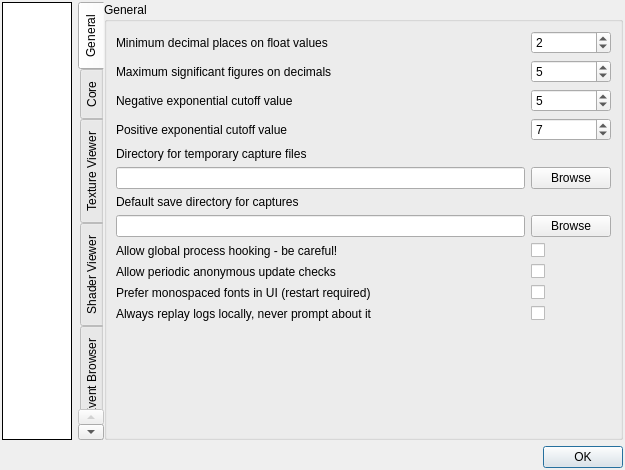
Qt form qrenderdoc/Windows/Dialogs/SettingsDialog.ui (baldurk/renderdoc) before a commit.
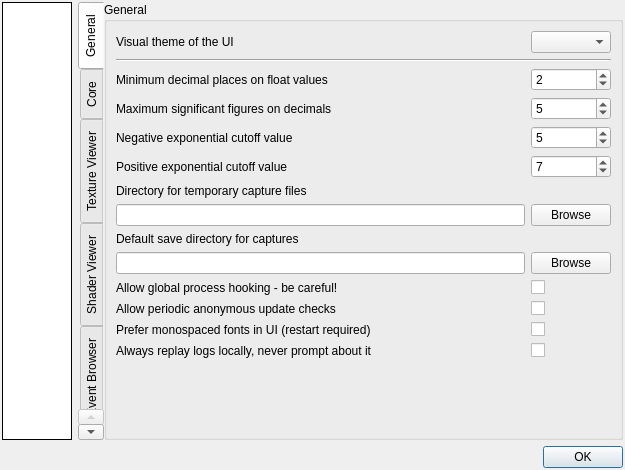
The same form after that commit. The open tabs and pages were chosen to show the change.

Commit message: Enable RDStyle by default, add style selection in the settings dialog

```diff
--- a/qrenderdoc/Windows/Dialogs/SettingsDialog.ui
+++ b/qrenderdoc/Windows/Dialogs/SettingsDialog.ui
@@ -89,7 +89,7 @@
           <string>General</string>
          </property>
          <layout class="QGridLayout" name="gridLayout_5">
-          <item row="3" column="0">
+          <item row="5" column="0">
            <widget class="QLabel" name="label_4">
             <property name="toolTip">
              <string>Any numbers larger than this exponent will be displayed in scientific notation.
@@ -100,7 +100,7 @@
             </property>
            </widget>
           </item>
-          <item row="10" column="0">
+          <item row="12" column="0">
            <widget class="QLabel" name="label_9">
             <property name="toolTip">
              <string>Wherever possible a monospaced font will be used instead of the default font</string>
@@ -110,7 +110,7 @@
             </property>
            </widget>
           </item>
-          <item row="0" column="1">
+          <item row="2" column="1">
            <widget class="QSpinBox" name="Formatter_MinFigures">
             <property name="toolTip">
              <string>Decimals will display at least this many digits.
@@ -121,7 +121,7 @@
             </property>
            </widget>
           </item>
-          <item row="6" column="0">
+          <item row="8" column="0">
            <widget class="QLabel" name="label_6">
             <property name="toolTip">
              <string>Changes the default directory for the save dialog when saving capture files.
@@ -133,7 +133,7 @@
             </property>
            </widget>
           </item>
-          <item row="2" column="0">
+          <item row="4" column="0">
            <widget class="QLabel" name="label_3">
             <property name="toolTip">
              <string>Any numbers smaller than this exponent will be displayed in scientific notation.
@@ -144,7 +144,7 @@
             </property>
            </widget>
           </item>
-          <item row="0" column="0">
+          <item row="2" column="0">
            <widget class="QLabel" name="label">
             <property name="toolTip">
              <string>Decimals will display at least this many digits.
@@ -155,7 +155,7 @@
             </property>
            </widget>
           </item>
-          <item row="8" column="0">
+          <item row="10" column="0">
            <widget class="QLabel" name="globalHookLabel">
             <property name="toolTip">
              <string>Enables functionality on the capture application window that will insert RenderDoc automatically
@@ -170,7 +170,7 @@
             </property>
            </widget>
           </item>
-          <item row="1" column="0">
+          <item row="3" column="0">
            <widget class="QLabel" name="label_2">
             <property name="toolTip">
              <string>No more significant figures than this will be displayed on floats.
@@ -181,7 +181,7 @@
             </property>
            </widget>
           </item>
-          <item row="9" column="0">
+          <item row="11" column="0">
            <widget class="QLabel" name="label_8">
             <property name="toolTip">
              <string>Allows RenderDoc to phone home to https://renderdoc.org to anonymously check for new versions.</string>
@@ -191,7 +191,7 @@
             </property>
            </widget>
           </item>
-          <item row="4" column="0">
+          <item row="6" column="0">
            <widget class="QLabel" name="label_5">
             <property name="toolTip">
              <string>Changes the directory where capture files are saved after being created, until saved manually or deleted.
@@ -203,7 +203,7 @@
             </property>
            </widget>
           </item>
-          <item row="2" column="1">
+          <item row="4" column="1">
            <widget class="QSpinBox" name="Formatter_NegExp">
             <property name="toolTip">
              <string>Any numbers smaller than this exponent will be displayed in scientific notation.
@@ -214,7 +214,7 @@
             </property>
            </widget>
           </item>
-          <item row="12" column="1">
+          <item row="14" column="1">
            <spacer name="verticalSpacer">
             <property name="orientation">
              <enum>Qt::Vertical</enum>
@@ -227,7 +227,7 @@
             </property>
            </spacer>
           </item>
-          <item row="5" column="0">
+          <item row="7" column="0">
            <widget class="QLineEdit" name="tempDirectory">
             <property name="toolTip">
              <string>Changes the directory where capture files are saved after being created, until saved manually or deleted.
@@ -236,19 +236,19 @@
             </property>
            </widget>
           </item>
-          <item row="5" column="1">
-           <widget class="QPushButton" name="browseTempCaptureDirectory">
-            <property name="toolTip">
-             <string>Changes the directory where capture files are saved after being created, until saved manually or deleted.
-
-Defaults to %TEMP%.</string>
-            </property>
-            <property name="text">
-             <string>Browse</string>
-            </property>
-           </widget>
-          </item>
           <item row="7" column="1">
+           <widget class="QPushButton" name="browseTempCaptureDirectory">
+            <property name="toolTip">
+             <string>Changes the directory where capture files are saved after being created, until saved manually or deleted.
+
+Defaults to %TEMP%.</string>
+            </property>
+            <property name="text">
+             <string>Browse</string>
+            </property>
+           </widget>
+          </item>
+          <item row="9" column="1">
            <widget class="QPushButton" name="browseSaveCaptureDirectory">
             <property name="toolTip">
              <string>Changes the default directory for the save dialog when saving capture files.
@@ -260,7 +260,7 @@
             </property>
            </widget>
           </item>
-          <item row="8" column="1">
+          <item row="10" column="1">
            <widget class="QCheckBox" name="AllowGlobalHook">
             <property name="toolTip">
              <string>Enables functionality on the capture application window that will insert RenderDoc automatically
@@ -275,7 +275,7 @@
             </property>
            </widget>
           </item>
-          <item row="9" column="1">
+          <item row="11" column="1">
            <widget class="QCheckBox" name="CheckUpdate_AllowChecks">
             <property name="toolTip">
              <string>Allows RenderDoc to phone home to https://renderdoc.org to anonymously check for new versions.</string>
@@ -285,7 +285,7 @@
             </property>
            </widget>
           </item>
-          <item row="10" column="1">
+          <item row="12" column="1">
            <widget class="QCheckBox" name="Font_PreferMonospaced">
             <property name="toolTip">
              <string>Wherever possible a monospaced font will be used instead of the default font</string>
@@ -295,7 +295,7 @@
             </property>
            </widget>
           </item>
-          <item row="1" column="1">
+          <item row="3" column="1">
            <widget class="QSpinBox" name="Formatter_MaxFigures">
             <property name="toolTip">
              <string>No more significant figures than this will be displayed on floats.
@@ -306,7 +306,7 @@
             </property>
            </widget>
           </item>
-          <item row="7" column="0">
+          <item row="9" column="0">
            <widget class="QLineEdit" name="saveDirectory">
             <property name="toolTip">
              <string>Changes the default directory for the save dialog when saving capture files.
@@ -315,7 +315,7 @@
             </property>
            </widget>
           </item>
-          <item row="3" column="1">
+          <item row="5" column="1">
            <widget class="QSpinBox" name="Formatter_PosExp">
             <property name="toolTip">
              <string>Any numbers larger than this exponent will be displayed in scientific notation.
@@ -329,7 +329,7 @@
             </property>
            </widget>
           </item>
-          <item row="11" column="0">
+          <item row="13" column="0">
            <widget class="QLabel" name="label_10">
             <property name="toolTip">
              <string>If a capture is marked as being created on a significantly different system (different OS or platform)
@@ -342,7 +342,7 @@
             </property>
            </widget>
           </item>
-          <item row="11" column="1">
+          <item row="13" column="1">
            <widget class="QCheckBox" name="AlwaysReplayLocally">
             <property name="toolTip">
              <string>If a capture is marked as being created on a significantly different system (different OS or platform)
@@ -355,6 +355,33 @@
             </property>
            </widget>
           </item>
+          <item row="0" column="1">
+           <widget class="QComboBox" name="UIStyle">
+            <property name="toolTip">
+             <string>Selects the theme to display the UI in. These themes are available:&lt;br&gt;</string>
+            </property>
+            <property name="insertPolicy">
+             <enum>QComboBox::NoInsert</enum>
+            </property>
+            <property name="sizeAdjustPolicy">
+             <enum>QComboBox::AdjustToContents</enum>
+            </property>
+           </widget>
+          </item>
+          <item row="0" column="0">
+           <widget class="QLabel" name="UIStyle_label">
+            <property name="text">
+             <string>Visual theme of the UI</string>
+            </property>
+           </widget>
+          </item>
+          <item row="1" column="0" colspan="2">
+           <widget class="Line" name="line">
+            <property name="orientation">
+             <enum>Qt::Horizontal</enum>
+            </property>
+           </widget>
+          </item>
          </layout>
         </widget>
        </item>
```
Left out of the diff: 4 changed lines with no effect on the pictures. The commit also changes 10 other files.
